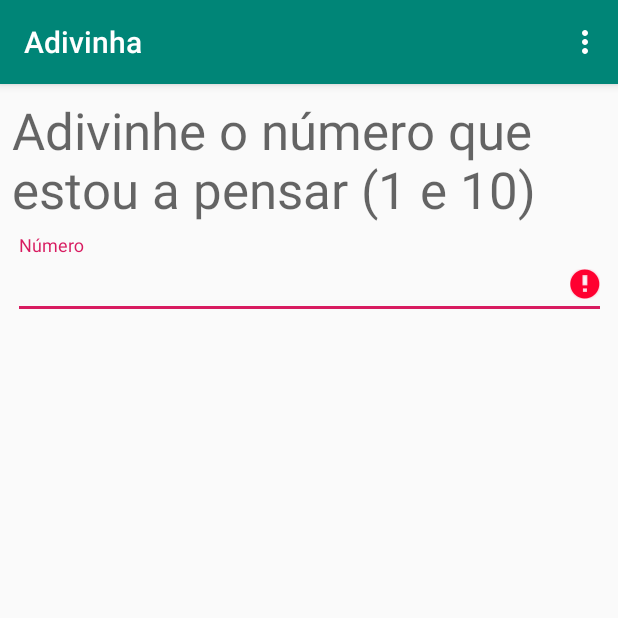
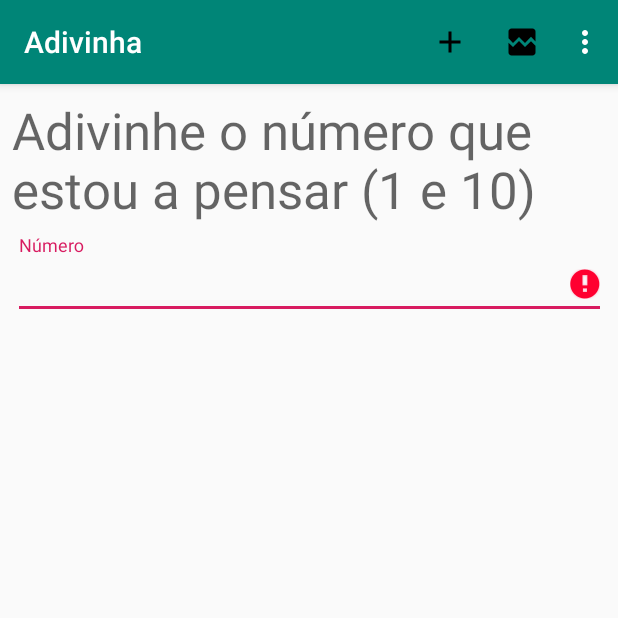
Before and after one commit to fernandojuniorlopes/Adivinha, an Android app: the screen it shows after launch (MainActivity), in the options menu, after a tap on "Settings", on a phone screen of 412 x 824 dp, the top half of it. Run offline under Robolectric (Android 15) with nearby library versions, the phone set to English and light mode, and no system bars.

Commit message:
Criação de botoes no menu

```diff
--- a/Adivinha/app/src/main/java/com/example/adivinha/MainActivity.java
+++ b/Adivinha/app/src/main/java/com/example/adivinha/MainActivity.java
@@ -1,10 +1,12 @@
 package com.example.adivinha;
 
+import android.content.DialogInterface;
 import android.os.Bundle;
 
 import com.google.android.material.floatingactionbutton.FloatingActionButton;
 import com.google.android.material.snackbar.Snackbar;
 
+import androidx.appcompat.app.AlertDialog;
 import androidx.appcompat.app.AppCompatActivity;
 import androidx.appcompat.widget.Toolbar;
 
@@ -18,6 +20,7 @@ public class MainActivity extends AppCompatActivity {
 
     private GeradorNumerosAdivinhar geradorNumeros;
     private int numeroAdivinhar;
+    private int tentativas;
 
     @Override
     protected void onCreate(Bundle savedInstanceState) {
@@ -40,11 +43,8 @@ public class MainActivity extends AppCompatActivity {
 
     private void novoJogo() {
         numeroAdivinhar = geradorNumeros.getProximoNumeroAdivinhar();
-        acertou("Jogo iniciado", Toast.LENGTH_LONG);
-    }
-
-    private void acertou(String s, int lengthLong) {
-        Toast.makeText(this, s, lengthLong).show();
+        Toast.makeText(this, "Jogo iniciado", Toast.LENGTH_LONG).show();
+        tentativas = 0;
     }
 
     private void adivinha() {
@@ -56,7 +56,7 @@ public class MainActivity extends AppCompatActivity {
             editTextNumero.requestFocus();
             return;
         }
-        int numero = Integer.parseInt(textoNumero);
+        int numero;
         try {
             numero = Integer.parseInt(textoNumero);
         } catch (NumberFormatException e) {
@@ -76,13 +76,36 @@ public class MainActivity extends AppCompatActivity {
     }
 
     private void verificaAcertou(int numero) {
+        tentativas++;
         if (numero == numeroAdivinhar) {
-            Toast.makeText(this, "Parabéns acertou!", Toast.LENGTH_SHORT).show();
+            acertou();
         } else if (numero < numeroAdivinhar) {
             Toast.makeText(this, "O número que estou a pensar é maior. Tente novamente", Toast.LENGTH_LONG).show();
         }else{
             Toast.makeText(this, "O número que estou a pensar é menor. Tente novamente", Toast.LENGTH_LONG).show();
     }
+    }
+
+    private void acertou(){
+        AlertDialog.Builder dialogBuilder = new AlertDialog.Builder(this);
+        dialogBuilder.setTitle("Parabéns acertou");
+        dialogBuilder.setMessage( "Acertou ao fim de " + tentativas +". Pretende jogar de novo?");
+
+        dialogBuilder.setPositiveButton("SIM", new DialogInterface.OnClickListener() {
+            @Override
+            public void onClick(DialogInterface dialog, int which) {
+                novoJogo();
+            }
+        });
+
+        dialogBuilder.setNegativeButton("NÃO", new DialogInterface.OnClickListener() {
+            @Override
+            public void onClick(DialogInterface dialog, int which) {
+                finish();
+            }
+        });
+
+        dialogBuilder.show();
     }
 
     @Override
@@ -101,9 +124,22 @@ public class MainActivity extends AppCompatActivity {
 
         //noinspection SimplifiableIfStatement
         if (id == R.id.action_settings) {
+            Toast.makeText(this, "Adivinha - versão 0.1", Toast.LENGTH_LONG).show();
+            return true;
+        }else if(id == R.id.action_novo){
+            actionNovo();
+            return true;
+        }else if(id == R.id.action_estatisticas){
+            actionEstatisticas();
             return true;
         }
 
+
         return super.onOptionsItemSelected(item);
     }
+
+    private void actionEstatisticas() {
+    }
+    private void actionNovo() {
+    }
 }
--- /dev/null
+++ b/Adivinha/app/src/main/res/drawable/ic_add_black_24dp.xml
@@ -0,0 +1,9 @@
+<vector xmlns:android="http://schemas.android.com/apk/res/android"
+        android:width="24dp"
+        android:height="24dp"
+        android:viewportWidth="24.0"
+        android:viewportHeight="24.0">
+    <path
+        android:fillColor="#FF000000"
+        android:pathData="M19,13h-6v6h-2v-6H5v-2h6V5h2v6h6v2z"/>
+</vector>
--- /dev/null
+++ b/Adivinha/app/src/main/res/drawable/ic_broken_image_black_24dp.xml
@@ -0,0 +1,9 @@
+<vector xmlns:android="http://schemas.android.com/apk/res/android"
+        android:width="24dp"
+        android:height="24dp"
+        android:viewportWidth="24.0"
+        android:viewportHeight="24.0">
+    <path
+        android:fillColor="#FF000000"
+        android:pathData="M21,5v6.59l-3,-3.01 -4,4.01 -4,-4 -4,4 -3,-3.01L3,5c0,-1.1 0.9,-2 2,-2h14c1.1,0 2,0.9 2,2zM18,11.42l3,3.01L21,19c0,1.1 -0.9,2 -2,2L5,21c-1.1,0 -2,-0.9 -2,-2v-6.58l3,2.99 4,-4 4,4 4,-3.99z"/>
+</vector>
--- a/Adivinha/app/src/main/res/menu/menu_main.xml
+++ b/Adivinha/app/src/main/res/menu/menu_main.xml
@@ -7,4 +7,16 @@
         android:orderInCategory="100"
         android:title="@string/action_settings"
         app:showAsAction="never" />
+    <item
+        android:id="@+id/action_novo"
+        android:icon="@drawable/ic_add_black_24dp"
+        android:orderInCategory="101"
+        android:title="@string/novo"
+        app:showAsAction="ifRoom" />
+    <item
+        android:id="@+id/action_estatisticas"
+        android:icon="@drawable/ic_broken_image_black_24dp"
+        android:orderInCategory="102"
+        android:title="@string/estatisticas"
+        app:showAsAction="ifRoom" />
 </menu>
--- a/Adivinha/app/src/main/res/values/strings.xml
+++ b/Adivinha/app/src/main/res/values/strings.xml
@@ -3,4 +3,6 @@
     <string name="action_settings">Settings</string>
     <string name="Adivinhe_numero">Adivinhe o número que estou a pensar (1 e 10)</string>
     <string name="numero">Número</string>
+    <string name="estatisticas">Estatísticas</string>
+    <string name="novo">Novo</string>
 </resources>
```
